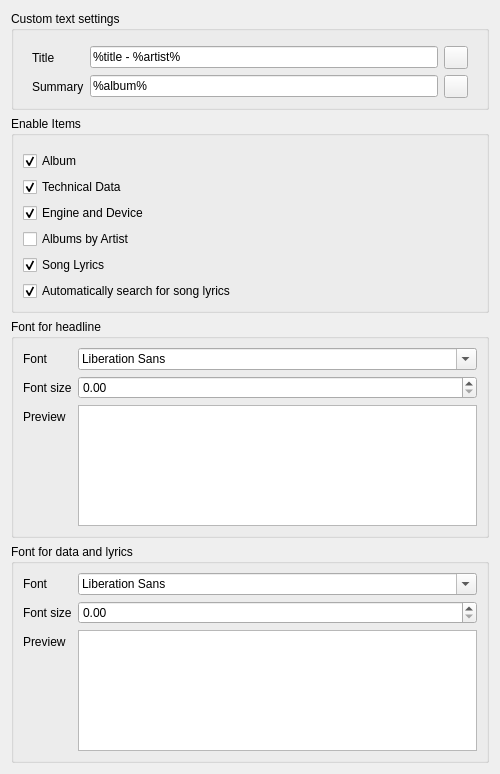
Before: the Qt Designer form src/settings/contextsettingspage.ui in strawberrymusicplayer/strawberry, drawn with Qt 5.
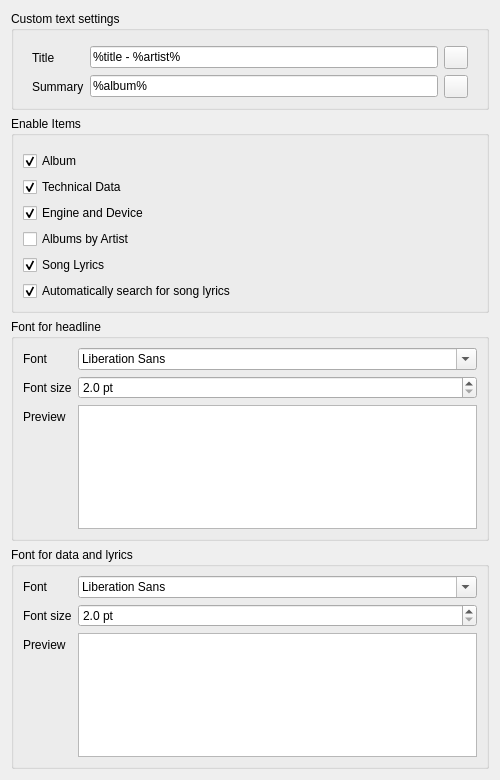
After: the same form once the commit is applied.

Commit message: Set some properties on font size spinboxes

Diff of the .ui file:
```diff
--- a/src/settings/contextsettingspage.ui
+++ b/src/settings/contextsettingspage.ui
@@ -7,7 +7,7 @@
     <x>0</x>
     <y>0</y>
     <width>500</width>
-    <height>774</height>
+    <height>780</height>
    </rect>
   </property>
   <property name="windowTitle">
@@ -230,7 +230,23 @@
        </widget>
       </item>
       <item row="1" column="1">
-       <widget class="QDoubleSpinBox" name="font_size_headline"/>
+       <widget class="QDoubleSpinBox" name="font_size_headline">
+        <property name="suffix">
+         <string> pt</string>
+        </property>
+        <property name="decimals">
+         <number>1</number>
+        </property>
+        <property name="minimum">
+         <double>2.000000000000000</double>
+        </property>
+        <property name="maximum">
+         <double>50.000000000000000</double>
+        </property>
+        <property name="singleStep">
+         <double>0.500000000000000</double>
+        </property>
+       </widget>
       </item>
       <item row="0" column="1">
        <widget class="QFontComboBox" name="font_headline"/>
@@ -276,7 +292,23 @@
        </widget>
       </item>
       <item row="1" column="1">
-       <widget class="QDoubleSpinBox" name="font_size_normal"/>
+       <widget class="QDoubleSpinBox" name="font_size_normal">
+        <property name="suffix">
+         <string> pt</string>
+        </property>
+        <property name="decimals">
+         <number>1</number>
+        </property>
+        <property name="minimum">
+         <double>2.000000000000000</double>
+        </property>
+        <property name="maximum">
+         <double>50.000000000000000</double>
+        </property>
+        <property name="singleStep">
+         <double>0.500000000000000</double>
+        </property>
+       </widget>
       </item>
       <item row="2" column="0">
        <widget class="QLabel" name="label_1_preview_2">
```
